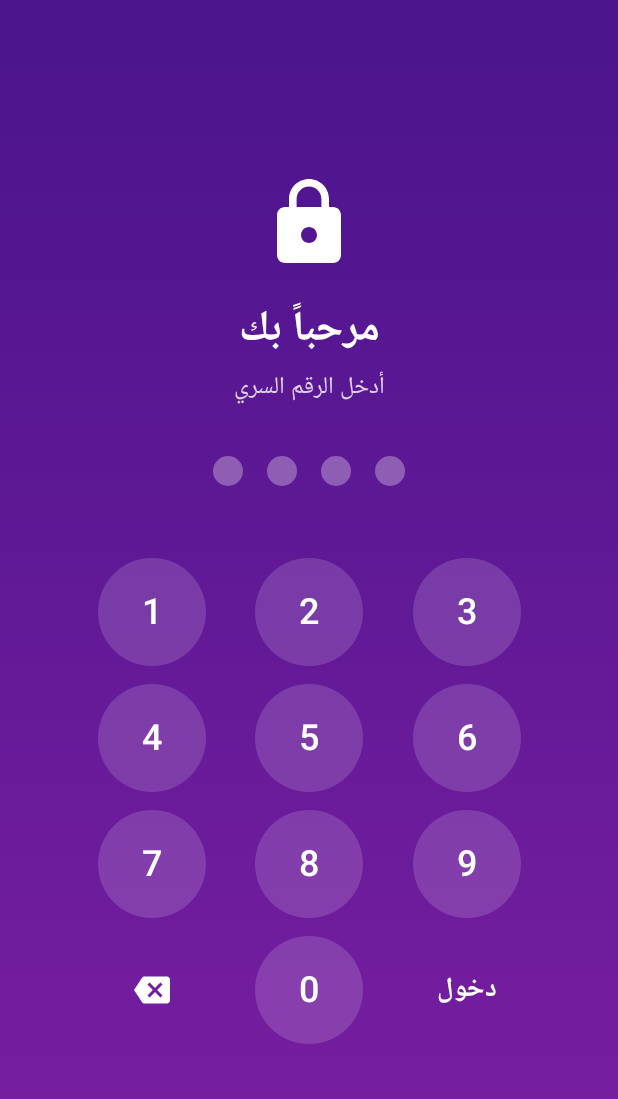
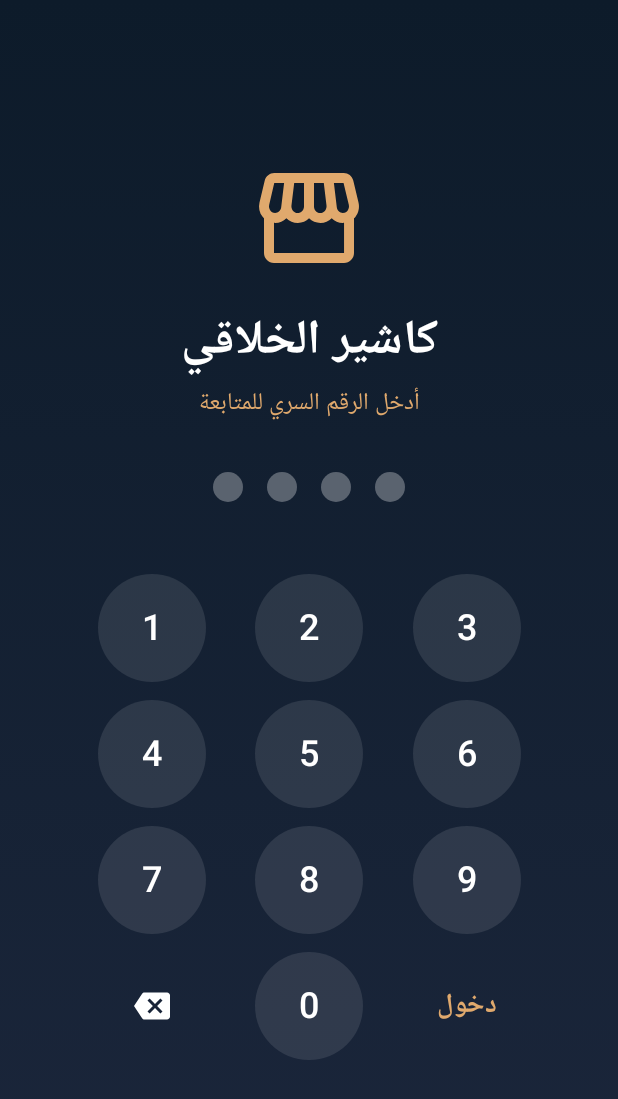
Before and after one commit to bb3174472-cloud/PocketCashier, an Android app built with Jetpack Compose: the screen it shows after launch (MainActivity), on a phone screen of 412 x 824 dp. Shown: the top 1099 px of the screen. Run offline under Robolectric (Android 15) with nearby library versions, the phone set to English and light mode, and no system bars; our stand-ins replace Room's generated code.

Commit message:
UI/UX Overhaul: New App Icon, Navy/Gold Theme, and Modern Cards

```diff
--- a/app/src/main/java/com/pocketcashier/MainActivity.kt
+++ b/app/src/main/java/com/pocketcashier/MainActivity.kt
@@ -3,13 +3,20 @@ package com.pocketcashier
 import android.os.Bundle
 import androidx.activity.ComponentActivity
 import androidx.activity.compose.setContent
-import androidx.compose.foundation.layout.padding
+import androidx.compose.foundation.background
+import androidx.compose.foundation.layout.*
 import androidx.compose.material.icons.Icons
 import androidx.compose.material.icons.filled.*
 import androidx.compose.material3.*
 import androidx.compose.runtime.*
+import androidx.compose.ui.Alignment
 import androidx.compose.ui.Modifier
+import androidx.compose.ui.graphics.Brush
+import androidx.compose.ui.graphics.Color
 import androidx.compose.ui.graphics.vector.ImageVector
+import androidx.compose.ui.text.font.FontWeight
+import androidx.compose.ui.unit.dp
+import androidx.compose.ui.unit.sp
 import androidx.navigation.compose.NavHost
 import androidx.navigation.compose.composable
 import androidx.navigation.compose.currentBackStackEntryAsState
@@ -17,6 +24,7 @@ import androidx.navigation.compose.rememberNavController
 import com.pocketcashier.data.AppDatabase
 import com.pocketcashier.data.Product
 import com.pocketcashier.screens.*
+import kotlinx.coroutines.delay
 
 class MainActivity : ComponentActivity() {
     override fun onCreate(savedInstanceState: Bundle?) {
@@ -26,11 +34,54 @@ class MainActivity : ComponentActivity() {
     }
 }
 
+// تعريف ألوان التطبيق الجديدة (كحلي وذهبي)
+val AppNavy = Color(0xFF0D1B2A)
+val AppBlue = Color(0xFF1B263B)
+val AppGold = Color(0xFFE0A96D)
+val AppBackground = Color(0xFFF4F6F9)
+
+val LightColors = lightColorScheme(
+    primary = AppNavy,
+    onPrimary = Color.White,
+    secondary = AppGold,
+    onSecondary = Color.Black,
+    background = AppBackground,
+    surface = Color.White
+)
+
+val DarkColors = darkColorScheme(
+    primary = AppGold,
+    onPrimary = Color.Black,
+    secondary = AppBlue,
+    onSecondary = Color.White,
+    background = Color(0xFF121212),
+    surface = Color(0xFF1E1E1E)
+)
+
 @Composable
 fun MainAppScreen(db: AppDatabase) {
     var isLoggedIn by remember { mutableStateOf(false) }
     var isManager by remember { mutableStateOf(true) }
+    var showSplash by remember { mutableStateOf(true) }
 
+    LaunchedEffect(Unit) {
+        delay(1500)
+        showSplash = false
+    }
+
+    if (showSplash) {
+        Box(
+            modifier = Modifier.fillMaxSize().background(Brush.verticalGradient(listOf(AppNavy, AppBlue))),
+            contentAlignment = Alignment.Center
+        ) {
+            Column(horizontalAlignment = Alignment.CenterHorizontally) {
+                Icon(Icons.Default.Storefront, contentDescription = null, tint = AppGold, modifier = Modifier.size(96.dp))
+                Spacer(modifier = Modifier.height(16.dp))
+                Text("كاشير الخلاقي", fontSize = 32.sp, fontWeight = FontWeight.Bold, color = Color.White)
+                Text("نظام إدارة المبيعات والمخزون", fontSize = 16.sp, color = AppGold)
+            }
+        }
+    } else {
         if (!isLoggedIn) {
             LoginScreen(onLoginSuccess = { manager ->
                 isManager = manager
@@ -38,6 +89,7 @@ fun MainAppScreen(db: AppDatabase) {
             })
         } else {
             MainNavigation(db, isManager)
+        }
     }
 }
 
@@ -56,17 +108,22 @@ fun MainNavigation(db: AppDatabase, isManager: Boolean) {
         BottomNavItem("المزيد", Icons.Default.MoreHoriz, "more")
     )
 
-    MaterialTheme(colorScheme = if (isDarkTheme) darkColorScheme() else lightColorScheme()) {
+    MaterialTheme(colorScheme = if (isDarkTheme) DarkColors else LightColors) {
         Scaffold(
             bottomBar = {
-                NavigationBar {
+                NavigationBar(containerColor = MaterialTheme.colorScheme.surface) {
                     val navBackStackEntry by navController.currentBackStackEntryAsState()
                     val currentRoute = navBackStackEntry?.destination?.route
                     items.forEach { item ->
                         NavigationBarItem(
                             icon = { Icon(item.icon, contentDescription = item.title) },
-                            label = { Text(item.title) },
+                            label = { Text(item.title, fontWeight = FontWeight.Bold) },
                             selected = currentRoute == item.route,
+                            colors = NavigationBarItemDefaults.colors(
+                                selectedIconColor = AppNavy,
+                                selectedTextColor = AppNavy,
+                                indicatorColor = AppGold.copy(alpha = 0.3f)
+                            ),
                             onClick = {
                                 navController.navigate(item.route) {
                                     popUpTo(navController.graph.startDestinationId) { saveState = true }
--- a/app/src/main/java/com/pocketcashier/screens/LoginScreen.kt
+++ b/app/src/main/java/com/pocketcashier/screens/LoginScreen.kt
@@ -6,7 +6,7 @@ import androidx.compose.foundation.layout.*
 import androidx.compose.foundation.shape.CircleShape
 import androidx.compose.material.icons.Icons
 import androidx.compose.material.icons.filled.Backspace
-import androidx.compose.material.icons.filled.Lock
+import androidx.compose.material.icons.filled.Storefront
 import androidx.compose.material3.*
 import androidx.compose.runtime.*
 import androidx.compose.ui.Alignment
@@ -18,6 +18,9 @@ import androidx.compose.ui.platform.LocalContext
 import androidx.compose.ui.text.font.FontWeight
 import androidx.compose.ui.unit.dp
 import androidx.compose.ui.unit.sp
+import com.pocketcashier.AppGold
+import com.pocketcashier.AppNavy
+import com.pocketcashier.AppBlue
 
 @Composable
 fun LoginScreen(onLoginSuccess: (isManager: Boolean) -> Unit) {
@@ -31,20 +34,20 @@ fun LoginScreen(onLoginSuccess: (isManager: Boolean) -> Unit) {
     var errorMessage by remember { mutableStateOf("") }
 
     Box(
-        modifier = Modifier.fillMaxSize().background(Brush.verticalGradient(listOf(Color(0xFF4A148C), Color(0xFF7B1FA2)))),
+        modifier = Modifier.fillMaxSize().background(Brush.verticalGradient(listOf(AppNavy, AppBlue))),
         contentAlignment = Alignment.Center
     ) {
         Column(modifier = Modifier.fillMaxWidth().padding(32.dp), horizontalAlignment = Alignment.CenterHorizontally) {
-            Icon(Icons.Default.Lock, contentDescription = null, tint = Color.White, modifier = Modifier.size(64.dp))
+            Icon(Icons.Default.Storefront, contentDescription = null, tint = AppGold, modifier = Modifier.size(80.dp))
             Spacer(modifier = Modifier.height(16.dp))
-            Text("مرحباً بك", fontSize = 28.sp, fontWeight = FontWeight.Bold, color = Color.White)
-            Text("أدخل الرقم السري", fontSize = 16.sp, color = Color.White.copy(alpha = 0.8f))
+            Text("كاشير الخلاقي", fontSize = 32.sp, fontWeight = FontWeight.Bold, color = Color.White)
+            Text("أدخل الرقم السري للمتابعة", fontSize = 16.sp, color = AppGold)
             Spacer(modifier = Modifier.height(32.dp))
 
             Row(horizontalArrangement = Arrangement.spacedBy(16.dp)) {
                 repeat(4) { index ->
                     val isFilled = index < enteredPin.length
-                    Box(modifier = Modifier.size(20.dp).clip(CircleShape).background(if (isFilled) Color.White else Color.White.copy(alpha = 0.3f)))
+                    Box(modifier = Modifier.size(20.dp).clip(CircleShape).background(if (isFilled) AppGold else Color.White.copy(alpha = 0.3f)))
                 }
             }
 
@@ -61,11 +64,16 @@ fun LoginScreen(onLoginSuccess: (isManager: Boolean) -> Unit) {
                                 if (enteredPin == managerPin) onLoginSuccess(true)
                                 else if (enteredPin == cashierPin) onLoginSuccess(false)
                                 else { errorMessage = "رقم خاطئ"; enteredPin = "" }
-                            }, modifier = Modifier.size(72.dp)) { Text("دخول", color = Color.White, fontWeight = FontWeight.Bold, fontSize = 18.sp) }
+                            }, modifier = Modifier.size(72.dp)) { Text("دخول", color = AppGold, fontWeight = FontWeight.Bold, fontSize = 18.sp) }
                         } else if (label == "C") {
                             IconButton(onClick = { if (enteredPin.isNotEmpty()) enteredPin = enteredPin.dropLast(1); errorMessage = "" }, modifier = Modifier.size(72.dp)) { Icon(Icons.Default.Backspace, null, tint = Color.White) }
                         } else {
-                            Button(onClick = { if (enteredPin.length < 4) { enteredPin += label; errorMessage = "" } }, modifier = Modifier.size(72.dp), shape = CircleShape, colors = ButtonDefaults.buttonColors(containerColor = Color.White.copy(alpha = 0.15f))) {
+                            Button(
+                                onClick = { if (enteredPin.length < 4) { enteredPin += label; errorMessage = "" } },
+                                modifier = Modifier.size(72.dp),
+                                shape = CircleShape,
+                                colors = ButtonDefaults.buttonColors(containerColor = Color.White.copy(alpha = 0.1f))
+                            ) {
                                 Text(label, fontSize = 24.sp, color = Color.White)
                             }
                         }
```
Also changed, not shown: app/src/main/java/com/pocketcashier/screens/DashboardScreen.kt (+32 -24 lines), 5 other files. Lines whose indentation alone changed are shown as unchanged.
